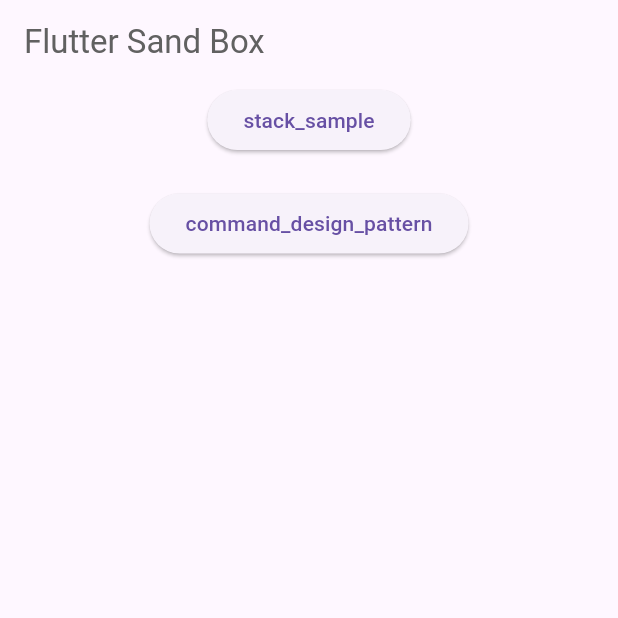
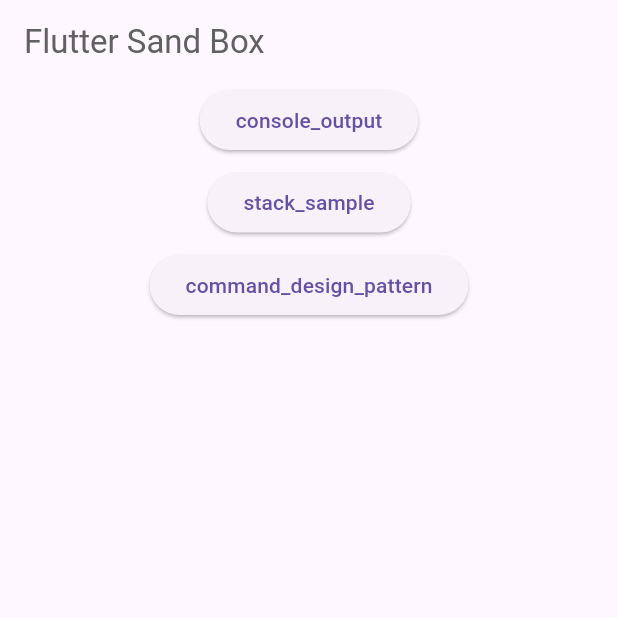
Before and after one commit to nozomi-koborinai/flutter-sandbox, a Flutter app: the screen it shows after launch, on a phone screen of 412 x 824 dp, the top half of it. Run offline on Flutter 3.47's test engine with Material 2 defaults, Android fonts, the phone set to English and light mode, and no system bars; our stand-ins replace faker, firebase_core, gap, google_maps_flutter; missing offline and left inert: google_polyline_algorithm, scratcher; accounts and stored records are empty.

Commit message:
🚀 feat: 自由にコンソール出力したい時があるのでそれ用にページを作成

```diff
--- a/lib/samples/home.dart
+++ b/lib/samples/home.dart
@@ -1,6 +1,7 @@
 import 'package:flutter/material.dart';
 import 'package:flutter_sandbox/components/visiblity_elevated_button.dart';
 import 'package:flutter_sandbox/samples/command_design_pattern/client_invoker/command_example_page.dart';
+import 'package:flutter_sandbox/samples/console_output/console_output_page.dart';
 import 'package:flutter_sandbox/samples/google_map/google_maps_flutter_page.dart';
 import 'package:flutter_sandbox/samples/scratcher/scratcher_page.dart';
 import 'package:flutter_sandbox/samples/stack/stack_sample.dart';
@@ -24,16 +25,21 @@
         child: Column(
           children: [
             VisibilityElevatedButton(
+              title: 'console_output',
+              onPressed: () => _onPressed(context, const ConsoleOutputPage()),
+            ),
+            const Gap(7),
+            VisibilityElevatedButton(
               title: 'stack_sample',
               onPressed: () => _onPressed(context, const StackSample()),
             ),
-            const Gap(7),
+            // const Gap(7),
             VisibilityElevatedButton(
               title: 'scratcher',
               visible: false,
               onPressed: () => _onPressed(context, const ScratcherPage()),
             ),
-            const Gap(7),
+            // const Gap(7),
             VisibilityElevatedButton(
               title: 'google_maps_flutter',
               visible: false,
```
Also changed, not shown: lib/samples/console_output/console_output_page.dart (added, +20 -0 lines).
